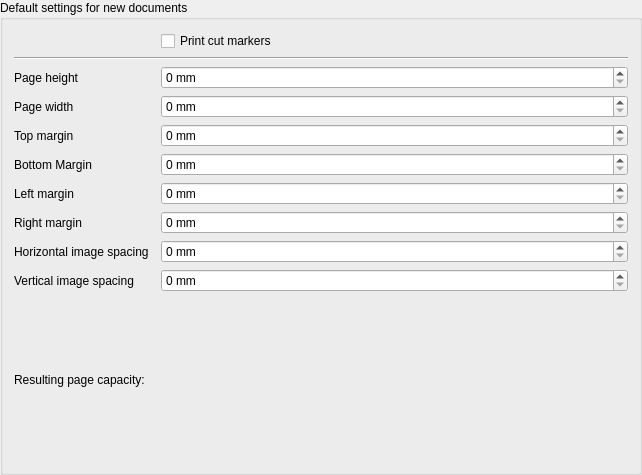
This is mtg_proxy_printer/resources/ui/page_config_widget.ui in luziferius/MTGProxyPrinter as Qt 5 draws it before an edit. The edited form follows.
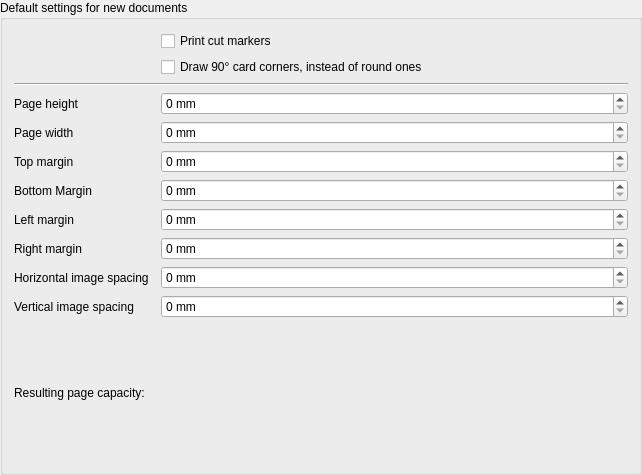
This is the edited form.

What changed in the file:
```diff
--- a/mtg_proxy_printer/resources/ui/page_config_widget.ui
+++ b/mtg_proxy_printer/resources/ui/page_config_widget.ui
@@ -14,43 +14,7 @@
    <string>Default settings for new documents</string>
   </property>
   <layout class="QGridLayout" name="gridLayout">
-   <item row="6" column="1" colspan="3">
-    <widget class="Line" name="line">
-     <property name="orientation">
-      <enum>Qt::Horizontal</enum>
-     </property>
-    </widget>
-   </item>
-   <item row="17" column="3">
-    <widget class="QSpinBox" name="image_spacing_vertical">
-     <property name="sizePolicy">
-      <sizepolicy hsizetype="Expanding" vsizetype="Fixed">
-       <horstretch>0</horstretch>
-       <verstretch>0</verstretch>
-      </sizepolicy>
-     </property>
-     <property name="toolTip">
-      <string>&lt;html&gt;&lt;head/&gt;&lt;body&gt;&lt;p&gt;Space above and below images. Images are this many millimeters apart.&lt;/p&gt;&lt;p&gt;If set to zero, you only need one cut to separate two images, otherwise you need two cuts but require less precision hitting the exact middle.&lt;/p&gt;&lt;/body&gt;&lt;/html&gt;</string>
-     </property>
-     <property name="suffix">
-      <string> mm</string>
-     </property>
-     <property name="maximum">
-      <number>10000</number>
-     </property>
-    </widget>
-   </item>
-   <item row="17" column="1">
-    <widget class="QLabel" name="image_spacing_vertical_label">
-     <property name="text">
-      <string>Vertical image spacing</string>
-     </property>
-     <property name="buddy">
-      <cstring>image_spacing_vertical</cstring>
-     </property>
-    </widget>
-   </item>
-   <item row="8" column="1">
+   <item row="10" column="1">
     <widget class="QLabel" name="page_height_label">
      <property name="text">
       <string>Page height</string>
@@ -60,17 +24,7 @@
      </property>
     </widget>
    </item>
-   <item row="15" column="1">
-    <widget class="QLabel" name="margin_right_label">
-     <property name="text">
-      <string>Right margin</string>
-     </property>
-     <property name="buddy">
-      <cstring>margin_right</cstring>
-     </property>
-    </widget>
-   </item>
-   <item row="15" column="3">
+   <item row="17" column="3">
     <widget class="QSpinBox" name="margin_right">
      <property name="sizePolicy">
       <sizepolicy hsizetype="Expanding" vsizetype="Fixed">
@@ -90,6 +44,64 @@
     </widget>
    </item>
    <item row="12" column="3">
+    <widget class="QSpinBox" name="page_width">
+     <property name="sizePolicy">
+      <sizepolicy hsizetype="Expanding" vsizetype="Fixed">
+       <horstretch>0</horstretch>
+       <verstretch>0</verstretch>
+      </sizepolicy>
+     </property>
+     <property name="toolTip">
+      <string>Default paper width in millimeters</string>
+     </property>
+     <property name="suffix">
+      <string> mm</string>
+     </property>
+     <property name="maximum">
+      <number>10000</number>
+     </property>
+    </widget>
+   </item>
+   <item row="0" column="3">
+    <widget class="QCheckBox" name="draw_cut_markers">
+     <property name="toolTip">
+      <string>Enable printing additional lines to aid cutting the printed sheets.</string>
+     </property>
+     <property name="text">
+      <string>Print cut markers</string>
+     </property>
+    </widget>
+   </item>
+   <item row="10" column="3">
+    <widget class="QSpinBox" name="page_height">
+     <property name="sizePolicy">
+      <sizepolicy hsizetype="Expanding" vsizetype="Fixed">
+       <horstretch>0</horstretch>
+       <verstretch>0</verstretch>
+      </sizepolicy>
+     </property>
+     <property name="toolTip">
+      <string>Default paper height in millimeters</string>
+     </property>
+     <property name="suffix">
+      <string> mm</string>
+     </property>
+     <property name="maximum">
+      <number>10000</number>
+     </property>
+    </widget>
+   </item>
+   <item row="13" column="1">
+    <widget class="QLabel" name="margin_top_label">
+     <property name="text">
+      <string>Top margin</string>
+     </property>
+     <property name="buddy">
+      <cstring>margin_top</cstring>
+     </property>
+    </widget>
+   </item>
+   <item row="14" column="3">
     <widget class="QSpinBox" name="margin_bottom">
      <property name="sizePolicy">
       <sizepolicy hsizetype="Expanding" vsizetype="Fixed">
@@ -108,17 +120,7 @@
      </property>
     </widget>
    </item>
-   <item row="16" column="1">
-    <widget class="QLabel" name="image_spacing_horizontal_label">
-     <property name="text">
-      <string>Horizontal image spacing</string>
-     </property>
-     <property name="buddy">
-      <cstring>image_spacing_horizontal</cstring>
-     </property>
-    </widget>
-   </item>
-   <item row="12" column="1">
+   <item row="14" column="1">
     <widget class="QLabel" name="margin_bottom_label">
      <property name="text">
       <string>Bottom Margin</string>
@@ -128,26 +130,41 @@
      </property>
     </widget>
    </item>
-   <item row="8" column="3">
-    <widget class="QSpinBox" name="page_height">
-     <property name="sizePolicy">
-      <sizepolicy hsizetype="Expanding" vsizetype="Fixed">
-       <horstretch>0</horstretch>
-       <verstretch>0</verstretch>
-      </sizepolicy>
+   <item row="8" column="1" colspan="3">
+    <widget class="Line" name="line">
+     <property name="orientation">
+      <enum>Qt::Horizontal</enum>
      </property>
+    </widget>
+   </item>
+   <item row="20" column="3">
+    <widget class="QLabel" name="page_capacity">
      <property name="toolTip">
       <string>Default paper height in millimeters</string>
      </property>
-     <property name="suffix">
-      <string> mm</string>
+     <property name="text">
+      <string/>
      </property>
-     <property name="maximum">
-      <number>10000</number>
+    </widget>
+   </item>
+   <item row="17" column="1">
+    <widget class="QLabel" name="margin_right_label">
+     <property name="text">
+      <string>Right margin</string>
      </property>
     </widget>
    </item>
-   <item row="14" column="3">
+   <item row="19" column="1">
+    <widget class="QLabel" name="image_spacing_vertical_label">
+     <property name="text">
+      <string>Vertical image spacing</string>
+     </property>
+     <property name="buddy">
+      <cstring>image_spacing_vertical</cstring>
+     </property>
+    </widget>
+   </item>
+   <item row="16" column="3">
     <widget class="QSpinBox" name="margin_left">
      <property name="sizePolicy">
       <sizepolicy hsizetype="Expanding" vsizetype="Fixed">
@@ -166,7 +183,62 @@
      </property>
     </widget>
    </item>
-   <item row="14" column="1">
+   <item row="18" column="1">
+    <widget class="QLabel" name="image_spacing_horizontal_label">
+     <property name="text">
+      <string>Horizontal image spacing</string>
+     </property>
+     <property name="buddy">
+      <cstring>image_spacing_horizontal</cstring>
+     </property>
+    </widget>
+   </item>
+   <item row="20" column="1">
+    <widget class="QLabel" name="page_capacity_label">
+     <property name="text">
+      <string>Resulting page capacity:</string>
+     </property>
+    </widget>
+   </item>
+   <item row="13" column="3">
+    <widget class="QSpinBox" name="margin_top">
+     <property name="sizePolicy">
+      <sizepolicy hsizetype="Expanding" vsizetype="Fixed">
+       <horstretch>0</horstretch>
+       <verstretch>0</verstretch>
+      </sizepolicy>
+     </property>
+     <property name="toolTip">
+      <string>&lt;html&gt;&lt;head/&gt;&lt;body&gt;&lt;p&gt;Minimum margin between the top paper border and the page content.&lt;/p&gt;&lt;p&gt;Most printers have a minimum printing margin of 3 to 5 mm.&lt;/p&gt;&lt;/body&gt;&lt;/html&gt;</string>
+     </property>
+     <property name="suffix">
+      <string> mm</string>
+     </property>
+     <property name="maximum">
+      <number>10000</number>
+     </property>
+    </widget>
+   </item>
+   <item row="19" column="3">
+    <widget class="QSpinBox" name="image_spacing_vertical">
+     <property name="sizePolicy">
+      <sizepolicy hsizetype="Expanding" vsizetype="Fixed">
+       <horstretch>0</horstretch>
+       <verstretch>0</verstretch>
+      </sizepolicy>
+     </property>
+     <property name="toolTip">
+      <string>&lt;html&gt;&lt;head/&gt;&lt;body&gt;&lt;p&gt;Space above and below images. Images are this many millimeters apart.&lt;/p&gt;&lt;p&gt;If set to zero, you only need one cut to separate two images, otherwise you need two cuts but require less precision hitting the exact middle.&lt;/p&gt;&lt;/body&gt;&lt;/html&gt;</string>
+     </property>
+     <property name="suffix">
+      <string> mm</string>
+     </property>
+     <property name="maximum">
+      <number>10000</number>
+     </property>
+    </widget>
+   </item>
+   <item row="16" column="1">
     <widget class="QLabel" name="margin_left_label">
      <property name="text">
       <string>Left margin</string>
@@ -176,7 +248,26 @@
      </property>
     </widget>
    </item>
-   <item row="10" column="1">
+   <item row="18" column="3">
+    <widget class="QSpinBox" name="image_spacing_horizontal">
+     <property name="sizePolicy">
+      <sizepolicy hsizetype="Expanding" vsizetype="Fixed">
+       <horstretch>0</horstretch>
+       <verstretch>0</verstretch>
+      </sizepolicy>
+     </property>
+     <property name="toolTip">
+      <string>&lt;html&gt;&lt;head/&gt;&lt;body&gt;&lt;p&gt;Space left and right of images. Images are this many millimeters apart.&lt;/p&gt;&lt;p&gt;If set to zero, you only need one cut to separate two images, otherwise you need two cuts but require less precision hitting the exact middle.&lt;/p&gt;&lt;/body&gt;&lt;/html&gt;</string>
+     </property>
+     <property name="suffix">
+      <string> mm</string>
+     </property>
+     <property name="maximum">
+      <number>10000</number>
+     </property>
+    </widget>
+   </item>
+   <item row="12" column="1">
     <widget class="QLabel" name="page_width_label">
      <property name="text">
       <string>Page width</string>
@@ -186,98 +277,10 @@
      </property>
     </widget>
    </item>
-   <item row="11" column="3">
-    <widget class="QSpinBox" name="margin_top">
-     <property name="sizePolicy">
-      <sizepolicy hsizetype="Expanding" vsizetype="Fixed">
-       <horstretch>0</horstretch>
-       <verstretch>0</verstretch>
-      </sizepolicy>
-     </property>
-     <property name="toolTip">
-      <string>&lt;html&gt;&lt;head/&gt;&lt;body&gt;&lt;p&gt;Minimum margin between the top paper border and the page content.&lt;/p&gt;&lt;p&gt;Most printers have a minimum printing margin of 3 to 5 mm.&lt;/p&gt;&lt;/body&gt;&lt;/html&gt;</string>
-     </property>
-     <property name="suffix">
-      <string> mm</string>
-     </property>
-     <property name="maximum">
-      <number>10000</number>
-     </property>
-    </widget>
-   </item>
-   <item row="10" column="3">
-    <widget class="QSpinBox" name="page_width">
-     <property name="sizePolicy">
-      <sizepolicy hsizetype="Expanding" vsizetype="Fixed">
-       <horstretch>0</horstretch>
-       <verstretch>0</verstretch>
-      </sizepolicy>
-     </property>
-     <property name="toolTip">
-      <string>Default paper width in millimeters</string>
-     </property>
-     <property name="suffix">
-      <string> mm</string>
-     </property>
-     <property name="maximum">
-      <number>10000</number>
-     </property>
-    </widget>
-   </item>
-   <item row="11" column="1">
-    <widget class="QLabel" name="margin_top_label">
+   <item row="1" column="3">
+    <widget class="QCheckBox" name="draw_sharp_corners">
      <property name="text">
-      <string>Top margin</string>
-     </property>
-     <property name="buddy">
-      <cstring>margin_top</cstring>
-     </property>
-    </widget>
-   </item>
-   <item row="0" column="3">
-    <widget class="QCheckBox" name="draw_cut_markers">
-     <property name="toolTip">
-      <string>Enable printing additional lines to aid cutting the printed sheets.</string>
-     </property>
-     <property name="text">
-      <string>Print cut markers</string>
-     </property>
-    </widget>
-   </item>
-   <item row="16" column="3">
-    <widget class="QSpinBox" name="image_spacing_horizontal">
-     <property name="sizePolicy">
-      <sizepolicy hsizetype="Expanding" vsizetype="Fixed">
-       <horstretch>0</horstretch>
-       <verstretch>0</verstretch>
-      </sizepolicy>
-     </property>
-     <property name="toolTip">
-      <string>&lt;html&gt;&lt;head/&gt;&lt;body&gt;&lt;p&gt;Space left and right of images. Images are this many millimeters apart.&lt;/p&gt;&lt;p&gt;If set to zero, you only need one cut to separate two images, otherwise you need two cuts but require less precision hitting the exact middle.&lt;/p&gt;&lt;/body&gt;&lt;/html&gt;</string>
-     </property>
-     <property name="suffix">
-      <string> mm</string>
-     </property>
-     <property name="maximum">
-      <number>10000</number>
-     </property>
-    </widget>
-   </item>
-   <item row="18" column="1">
-    <widget class="QLabel" name="page_capacity_label">
-     <property name="text">
-      <string>Resulting page capacity:</string>
-     </property>
-    </widget>
-   </item>
-   <item row="18" column="3">
-    <widget class="QLabel" name="page_capacity">
-     <property name="toolTip">
-      <string>Number of regular-size cards fitting on each page,
-based on the page size and spacings configured</string>
-     </property>
-     <property name="text">
-      <string/>
+      <string>Draw 90° card corners, instead of round ones</string>
      </property>
     </widget>
    </item>
```
Left out of the diff: 6 changed lines with no effect on the pictures.
